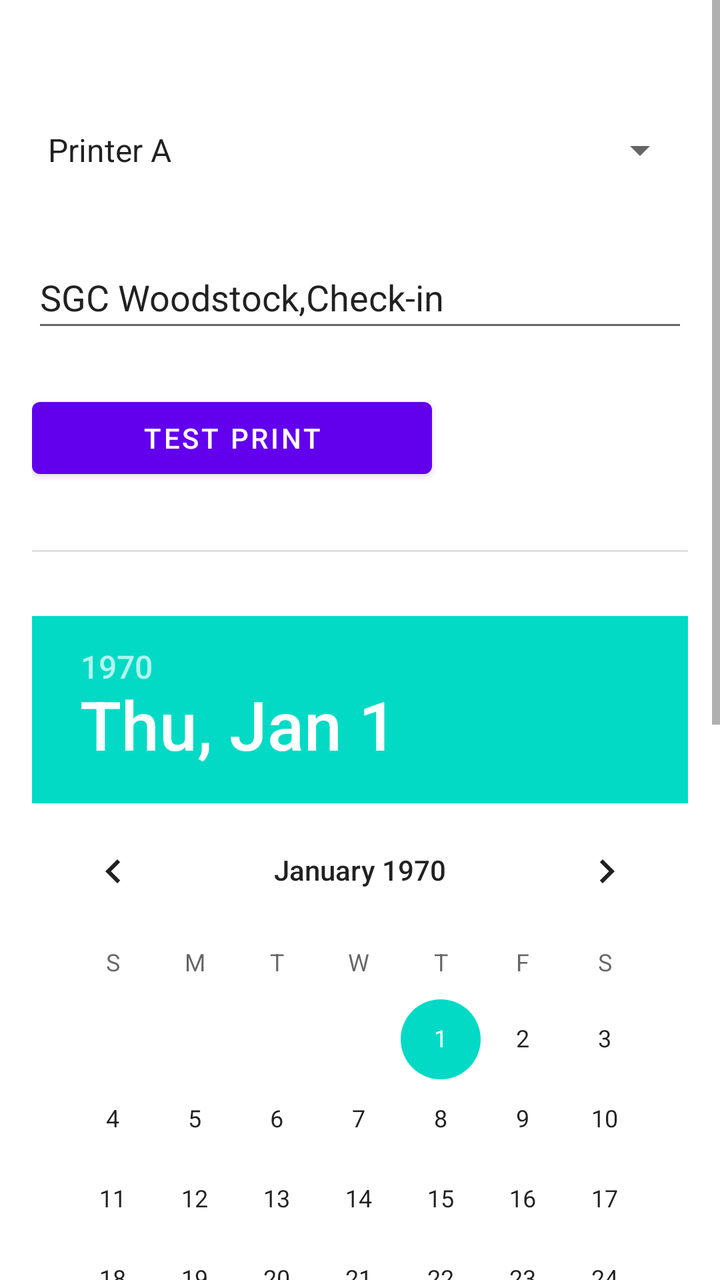
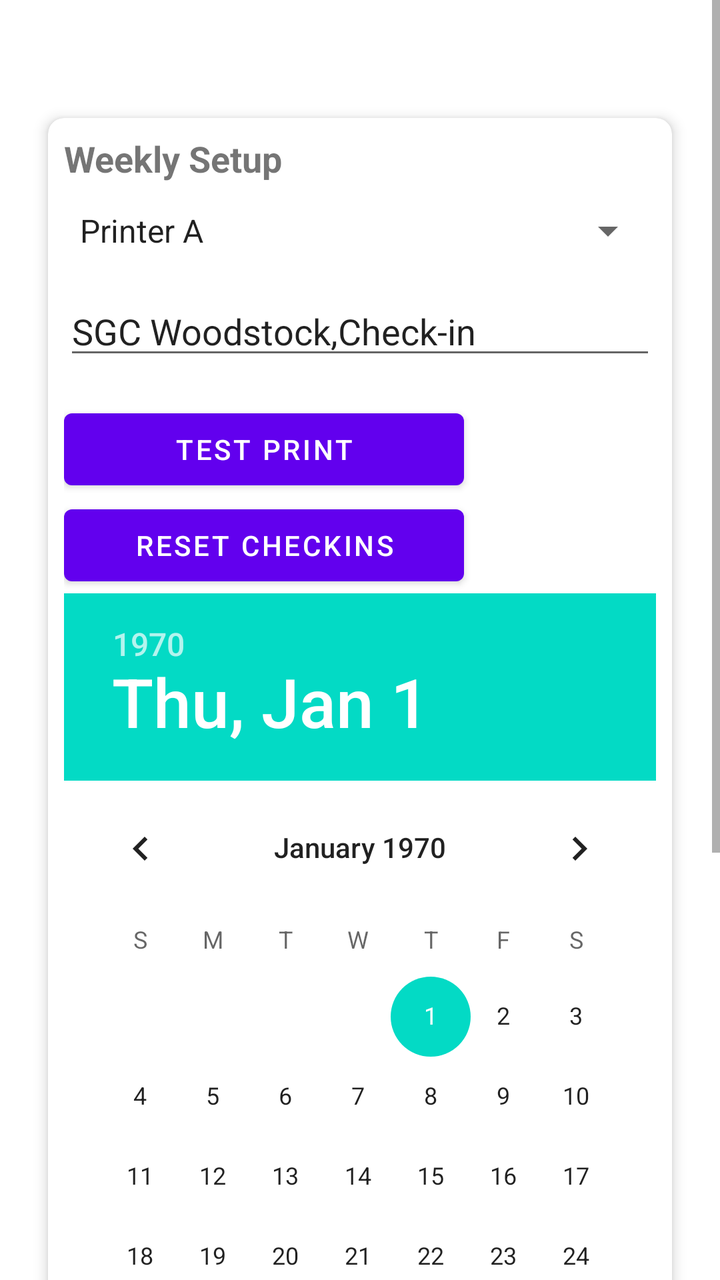

Compare the two renders of this Android layout. The source of the first and the diff that turns it into the second are given below.
<!-- AndroidManifest.xml: application theme Theme.ExpressCheckin -->
<!-- res/layout/fragment_settings.xml -->
<?xml version="1.0" encoding="utf-8"?>
<androidx.constraintlayout.widget.ConstraintLayout xmlns:android="http://schemas.android.com/apk/res/android"
    xmlns:app="http://schemas.android.com/apk/res-auto"
    xmlns:tools="http://schemas.android.com/tools"
    android:layout_width="match_parent"
    android:layout_height="match_parent"
    tools:context=".ui.settings.SettingsFragment">

    <ScrollView
        android:layout_width="match_parent"
        android:layout_height="match_parent">

        <LinearLayout
            android:layout_width="match_parent"
            android:layout_height="wrap_content"
            android:orientation="vertical"
            android:padding="16dp">

            <TextView
                android:id="@+id/text_settings"
                android:layout_width="match_parent"
                android:layout_height="wrap_content"
                android:layout_marginStart="8dp"
                android:layout_marginTop="8dp"
                android:layout_marginEnd="8dp"
                android:textAlignment="center"
                android:textSize="20sp"
                app:layout_constraintBottom_toBottomOf="parent"
                app:layout_constraintEnd_toEndOf="parent"
                app:layout_constraintStart_toStartOf="parent"
                app:layout_constraintTop_toTopOf="parent" />

            <Spinner
                android:id="@+id/printerNamesSpinner"
                android:layout_width="match_parent"
                android:layout_height="wrap_content"
                android:layout_marginBottom="24dp"
                android:entries="@array/printer_names"
                android:textSize="24sp"
                android:minHeight="48dp" />

            <EditText
                android:id="@+id/labelTextEditText"
                android:layout_width="match_parent"
                android:layout_height="wrap_content"
                android:hint="Label Text"
                android:inputType="text"
                android:lines="3"
                android:minHeight="48dp"
                android:text="SGC Woodstock,Check-in" />

            <Button
                android:id="@+id/printButton"
                android:layout_width="200dp"
                android:layout_height="wrap_content"
                android:layout_marginTop="24dp"
                android:text="Test Print"/>

            <View
                android:layout_width="match_parent"
                android:layout_height="1dp"
                android:background="?android:attr/listDivider"
                android:layout_marginTop="32dp"
                android:layout_marginBottom="32dp"/>

            <DatePicker
                android:id="@+id/checkinDatePicker"
                android:layout_width="match_parent"
                android:layout_height="wrap_content"
                android:layout_marginBottom="32dp"/>

            <TextView
                android:id="@+id/breezeInstanceIdTextView"
                android:layout_width="wrap_content"
                android:layout_height="wrap_content"
                android:layout_margin="8dp"/>

            <View
                android:layout_width="match_parent"
                android:layout_height="1dp"
                android:background="?android:attr/listDivider"
                android:layout_marginTop="32dp"
                android:layout_marginBottom="32dp"/>

            <Button
                android:id="@+id/resetCheckinsButton"
                android:layout_width="200dp"
                android:layout_height="wrap_content"
                android:text="Reset Checkins" />

            <Button
                android:id="@+id/getUpdatesButton"
                android:layout_width="200dp"
                android:layout_height="wrap_content"
                android:text="Get Updates"/>

            <TextView
                android:id="@+id/versionTextView"
                android:layout_width="wrap_content"
                android:layout_height="wrap_content"
                android:layout_margin="64dp"
                app:layout_constraintBottom_toBottomOf="parent"
                app:layout_constraintEnd_toEndOf="parent"
                app:layout_constraintRight_toRightOf="parent" />

        </LinearLayout>
    </ScrollView>
</androidx.constraintlayout.widget.ConstraintLayout>
<!-- resources referenced by this layout -->
<resources>
  <string-array name="printer_names">
          <item>Printer A</item>
          <item>Printer B</item>
          <item>Printer C</item>
          <item>Printer D</item>
      </string-array>
  <style name="Theme.ExpressCheckin" parent="Theme.MaterialComponents.DayNight.DarkActionBar">
          
          <item name="colorPrimary">@color/purple_500</item>
          <item name="colorPrimaryVariant">@color/purple_700</item>
          <item name="colorOnPrimary">@color/white</item>
          
          <item name="colorSecondary">@color/teal_200</item>
          <item name="colorSecondaryVariant">@color/teal_700</item>
          <item name="colorOnSecondary">@color/black</item>
          
          <item name="android:statusBarColor">?attr/colorPrimaryVariant</item>
          
      </style>
  <color name="purple_500">#FF6200EE</color>
  <color name="purple_700">#FF3700B3</color>
  <color name="white">#FFFFFFFF</color>
  <color name="teal_200">#FF03DAC5</color>
  <color name="teal_700">#FF018786</color>
  <color name="black">#FF000000</color>
</resources>

<!-- the commit's change to res/layout/fragment_settings.xml (unified diff, before → after) -->
@@ -14,7 +14,7 @@
             android:layout_width="match_parent"
             android:layout_height="wrap_content"
             android:orientation="vertical"
-            android:padding="16dp">
+            android:padding="8dp">
 
             <TextView
                 android:id="@+id/text_settings"
@@ -24,84 +24,113 @@
                 android:layout_marginTop="8dp"
                 android:layout_marginEnd="8dp"
                 android:textAlignment="center"
-                android:textSize="20sp"
-                app:layout_constraintBottom_toBottomOf="parent"
-                app:layout_constraintEnd_toEndOf="parent"
-                app:layout_constraintStart_toStartOf="parent"
-                app:layout_constraintTop_toTopOf="parent" />
+                android:textSize="20sp" />
 
-            <Spinner
-                android:id="@+id/printerNamesSpinner"
+            <androidx.cardview.widget.CardView
                 android:layout_width="match_parent"
                 android:layout_height="wrap_content"
-                android:layout_marginBottom="24dp"
-                android:entries="@array/printer_names"
-                android:textSize="24sp"
-                android:minHeight="48dp" />
+                android:layout_margin="16dp"
+                app:cardElevation="4dp"
+                app:cardCornerRadius="8dp">
 
-            <EditText
-                android:id="@+id/labelTextEditText"
+                <LinearLayout
+                    android:layout_width="match_parent"
+                    android:layout_height="wrap_content"
+                    android:orientation="vertical"
+                    android:padding="8dp">
+
+                    <TextView
+                        android:id="@+id/weeklySetupTitle"
+                        android:layout_width="wrap_content"
+                        android:layout_height="wrap_content"
+                        android:text="Weekly Setup"
+                        android:textSize="18sp"
+                        android:textStyle="bold"
+                        android:layout_marginBottom="8dp" />
+
+                    <Spinner
+                        android:id="@+id/printerNamesSpinner"
+                        android:layout_width="match_parent"
+                        android:layout_height="wrap_content"
+                        android:layout_marginBottom="12dp"
+                        android:entries="@array/printer_names"
+                        android:textSize="24sp"
+                        android:minHeight="32dp" />
+
+                    <EditText
+                        android:id="@+id/labelTextEditText"
+                        android:layout_width="match_parent"
+                        android:layout_height="wrap_content"
+                        android:hint="Label Text"
+                        android:inputType="text"
+                        android:lines="3"
+                        android:minHeight="32dp"
+                        android:text="SGC Woodstock,Check-in" />
+
+                    <Button
+                        android:id="@+id/printButton"
+                        android:layout_width="200dp"
+                        android:layout_height="wrap_content"
+                        android:layout_marginTop="16dp"
+                        android:text="Test Print" />
+
+                    <Button
+                        android:id="@+id/resetCheckinsButton"
+                        android:layout_width="200dp"
+                        android:layout_height="wrap_content"
+                        android:text="Reset Checkins" />
+
+                    <DatePicker
+                        android:id="@+id/checkinDatePicker"
+                        android:layout_width="match_parent"
+                        android:layout_height="wrap_content"
+                        android:layout_marginBottom="2dp" />
+
+                    <TextView
+                        android:id="@+id/breezeInstanceIdTextView"
+                        android:layout_width="wrap_content"
+                        android:layout_height="wrap_content"
+                        android:layout_margin="8dp" />
+
+                </LinearLayout>
+            </androidx.cardview.widget.CardView>
+
+            <androidx.cardview.widget.CardView
                 android:layout_width="match_parent"
                 android:layout_height="wrap_content"
-                android:hint="Label Text"
-                android:inputType="text"
-                android:lines="3"
-                android:minHeight="48dp"
-                android:text="SGC Woodstock,Check-in" />
+                android:layout_margin="16dp"
+                app:cardElevation="4dp"
+                app:cardCornerRadius="8dp">
 
-            <Button
-                android:id="@+id/printButton"
-                android:layout_width="200dp"
-                android:layout_height="wrap_content"
-                android:layout_marginTop="24dp"
-                android:text="Test Print"/>
+                <LinearLayout
+                    android:layout_width="match_parent"
+                    android:layout_height="wrap_content"
+                    android:orientation="vertical"
+                    android:padding="8dp">
 
-            <View
-                android:layout_width="match_parent"
-                android:layout_height="1dp"
-                android:background="?android:attr/listDivider"
-                android:layout_marginTop="32dp"
-                android:layout_marginBottom="32dp"/>
+                    <TextView
+                        android:id="@+id/whenNeededTitle"
+                        android:layout_width="wrap_content"
+                        android:layout_height="wrap_content"
+                        android:text="When Needed"
+                        android:textSize="18sp"
+                        android:textStyle="bold"
+                        android:layout_marginBottom="8dp" />
 
-            <DatePicker
-                android:id="@+id/checkinDatePicker"
-                android:layout_width="match_parent"
-                android:layout_height="wrap_content"
-                android:layout_marginBottom="32dp"/>
+                    <Button
+                        android:id="@+id/getUpdatesButton"
+                        android:layout_width="200dp"
+                        android:layout_height="wrap_content"
+                        android:text="Get Updates" />
 
-            <TextView
-                android:id="@+id/breezeInstanceIdTextView"
-                android:layout_width="wrap_content"
-                android:layout_height="wrap_content"
-                android:layout_margin="8dp"/>
+                    <TextView
+                        android:id="@+id/versionTextView"
+                        android:layout_width="wrap_content"
+                        android:layout_height="wrap_content"
+                        android:layout_margin="8dp" />
 
-            <View
-                android:layout_width="match_parent"
-                android:layout_height="1dp"
-                android:background="?android:attr/listDivider"
-                android:layout_marginTop="32dp"
-                android:layout_marginBottom="32dp"/>
-
-            <Button
-                android:id="@+id/resetCheckinsButton"
-                android:layout_width="200dp"
-                android:layout_height="wrap_content"
-                android:text="Reset Checkins" />
-
-            <Button
-                android:id="@+id/getUpdatesButton"
-                android:layout_width="200dp"
-                android:layout_height="wrap_content"
-                android:text="Get Updates"/>
-
-            <TextView
-                android:id="@+id/versionTextView"
-                android:layout_width="wrap_content"
-                android:layout_height="wrap_content"
-                android:layout_margin="64dp"
-                app:layout_constraintBottom_toBottomOf="parent"
-                app:layout_constraintEnd_toEndOf="parent"
-                app:layout_constraintRight_toRightOf="parent" />
+                </LinearLayout>
+            </androidx.cardview.widget.CardView>
 
         </LinearLayout>
     </ScrollView>
